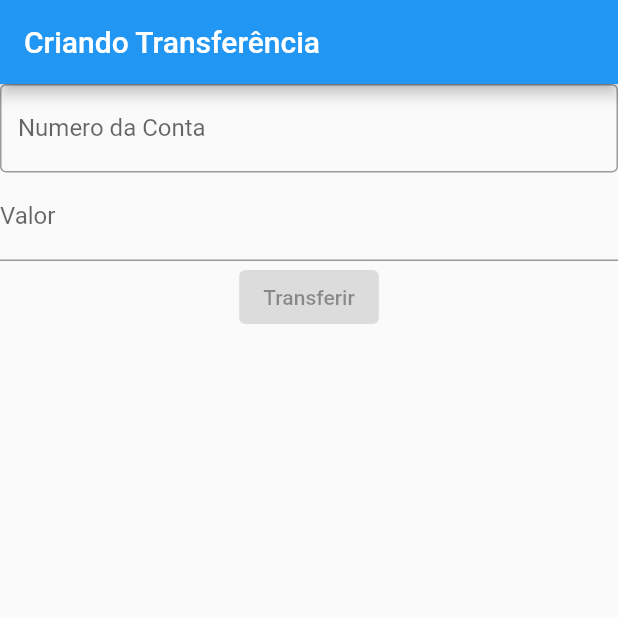
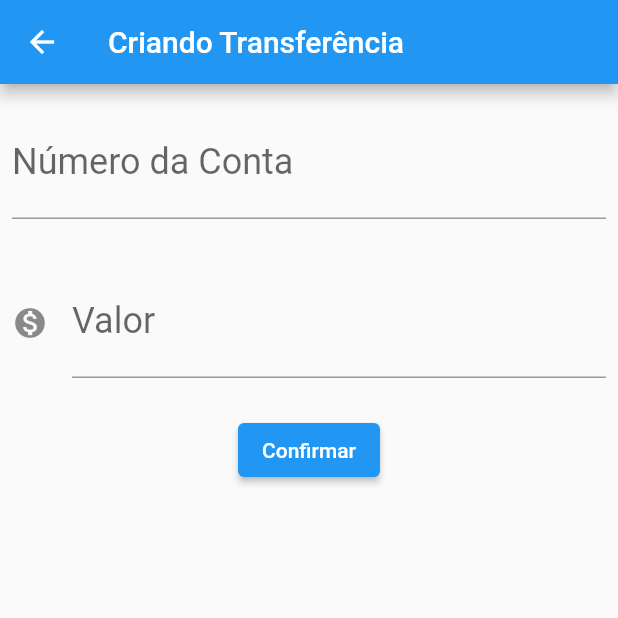
Before and after one commit to vivihumpheys/Flutter-Alura, a Flutter app: the FormularioTransferencia screen opened directly, on a phone screen of 412 x 824 dp, the top half of it. Run offline on Flutter 3.47's test engine with Material 2 defaults, Android fonts, the phone set to English and light mode, and no system bars.

```diff
--- a/lib/main.dart
+++ b/lib/main.dart
@@ -9,7 +9,7 @@ class ByteBankApp extends StatelessWidget {
   Widget build(BuildContext context) {
     return MaterialApp(
       home: Scaffold(
-        body: FormularioTransferencia(),
+        body: ListaTransferencias(),
       ),
     );
   }
@@ -17,48 +17,137 @@ class ByteBankApp extends StatelessWidget {
 
 //
 class FormularioTransferencia extends StatelessWidget {
+  final TextEditingController _controladorCampoNumeroConta =
+      TextEditingController();
+  final TextEditingController _controladorCampoValor = TextEditingController();
+
   @override
   Widget build(BuildContext context) {
-    // TODO: implement build
     return Scaffold(
-      appBar: AppBar(title: Text('Criando Transferência'),),
-      body:  Column(
+      appBar: AppBar(
+        title: Text('Criando Transferência'),
+      ),
+      body: Column(
         children: [
-          TextField(
-            obscureText: true,
-            decoration: InputDecoration(
-            border: OutlineInputBorder(),
-            labelText: 'Numero da Conta',
-          ),),
-          TextField(
-            decoration: InputDecoration(
-              labelText: 'Valor',
-            ),
+          CampoInput(
+              controlador: _controladorCampoNumeroConta,
+              placeholder: '0000',
+              etiqueta: 'Número da Conta'),
+          CampoInput(
+              controlador: _controladorCampoValor,
+              placeholder: '00.00',
+              etiqueta: 'Valor',
+              icone: Icons.monetization_on),
+          BotaoConfirmar(
+            controladorCampoNumeroConta: _controladorCampoNumeroConta,
+            controladorCampoValor: _controladorCampoValor,
           ),
-          ElevatedButton(onPressed: null, child: Text('Transferir'))
         ],
       ),
-
     );
   }
 }
 
-class ListaTransferencias extends StatelessWidget {
+class BotaoConfirmar extends StatelessWidget {
+  const BotaoConfirmar({
+    @required this.controladorCampoNumeroConta,
+    @required this.controladorCampoValor,
+    Key key,
+  }) : super(key: key);
+
+  final TextEditingController controladorCampoNumeroConta;
+  final TextEditingController controladorCampoValor;
+
   @override
   Widget build(BuildContext context) {
-    // TODO: implement build
+    return Padding(
+      padding: const EdgeInsets.all(8.0),
+      child: ElevatedButton(
+        child: Text('Confirmar'),
+        onPressed: () => _transferencia(
+          context,
+          controladorCampoNumeroConta,
+          controladorCampoValor,
+        ),
+      ),
+    );
+  }
+
+  void _transferencia(
+      context,
+      TextEditingController _controladorCampoNumeroConta,
+      TextEditingController _controladorCampoValor) {
+    final double valorTransferencia =
+        double.tryParse(_controladorCampoValor.text);
+    final int numeroConta = int.tryParse(_controladorCampoNumeroConta.text);
+    if (numeroConta != null && valorTransferencia != null) {
+      final transferenciaCriada = Transferencia(
+        valorTransferencia,
+        numeroConta,
+      );
+      debugPrint('criando transferencia');
+      Navigator.pop(context, transferenciaCriada);
+    }
+  }
+}
+
+class CampoInput extends StatelessWidget {
+  final TextEditingController controlador;
+  final String placeholder;
+  final String etiqueta;
+  final IconData icone;
+
+  CampoInput({this.controlador, this.placeholder, this.etiqueta, this.icone});
+
+  @override
+  Widget build(BuildContext context) {
+    return Padding(
+      padding: const EdgeInsets.fromLTRB(8.0, 16.0, 8.0, 16.0),
+      child: TextField(
+        style: TextStyle(
+          fontSize: 24.0,
+        ),
+        keyboardType: TextInputType.number,
+        controller: controlador,
+        decoration: InputDecoration(
+          icon: icone != null ? Icon(icone) : null,
+          hintText: placeholder,
+          labelText: etiqueta,
+        ),
+      ),
+    );
+  }
+}
+
+class ListaTransferencias extends StatefulWidget {
+  final List<Transferencia> _transferencias = [];
+
+  @override
+  Widget build(BuildContext context) {
+    _transferencias.add(Transferencia(222, 2222));
     return Scaffold(
       appBar: AppBar(
         title: Text('Transferências'),
       ),
-      body: Column(
-        children: <Widget>[
-          ItemTransferencia(Transferencia(100, 1000)),
-          ItemTransferencia(Transferencia(200, 1000)),
-          ItemTransferencia(Transferencia(300, 1000)),
-        ],
+      body: ListView.builder(
+        itemCount: _transferencias.length,
+        itemBuilder: (context, indice) {
+          final transferencia = _transferencias[indice];
+          return ItemTransferencia(transferencia);
+        },
       ),
       floatingActionButton: FloatingActionButton(
+        onPressed: () {
+          final Future<Transferencia> future =
+              Navigator.push(context, MaterialPageRoute(builder: (context) {
+            return FormularioTransferencia();
+          }));
+          future.then((transferenciaRecebida) {
+            debugPrint('chegou no then do future');
+            debugPrint('$transferenciaRecebida');
+            _transferencias.add(transferenciaRecebida);
+          });
+        },
         child: Icon(Icons.add),
       ),
     );
@@ -68,18 +157,16 @@ class ListaTransferencias extends StatelessWidget {
 class ItemTransferencia extends StatelessWidget {
   final Transferencia _transferencia;
 
- ItemTransferencia(this._transferencia);
+  ItemTransferencia(this._transferencia);
 
   @override
   Widget build(BuildContext context) {
-    // TODO: implement build
     return Card(
-      child: ListTile(
-        leading: Icon(Icons.monetization_on),
-        title: Text(_transferencia.valor.toString()),
-        subtitle: Text(_transferencia.numeroConta.toString()),
-      )
-    );
+        child: ListTile(
+      leading: Icon(Icons.monetization_on),
+      title: Text(_transferencia.valor.toString()),
+      subtitle: Text(_transferencia.numeroConta.toString()),
+    ));
   }
 }
 
@@ -88,4 +175,9 @@ class Transferencia {
   final int numeroConta;
 
   Transferencia(this.valor, this.numeroConta);
+
+  @override
+  String toString() {
+    return 'Transferencia{valor: $valor, numeroConta: $numeroConta}';
+  }
 }
```
Also changed, not shown: 1 other file.
